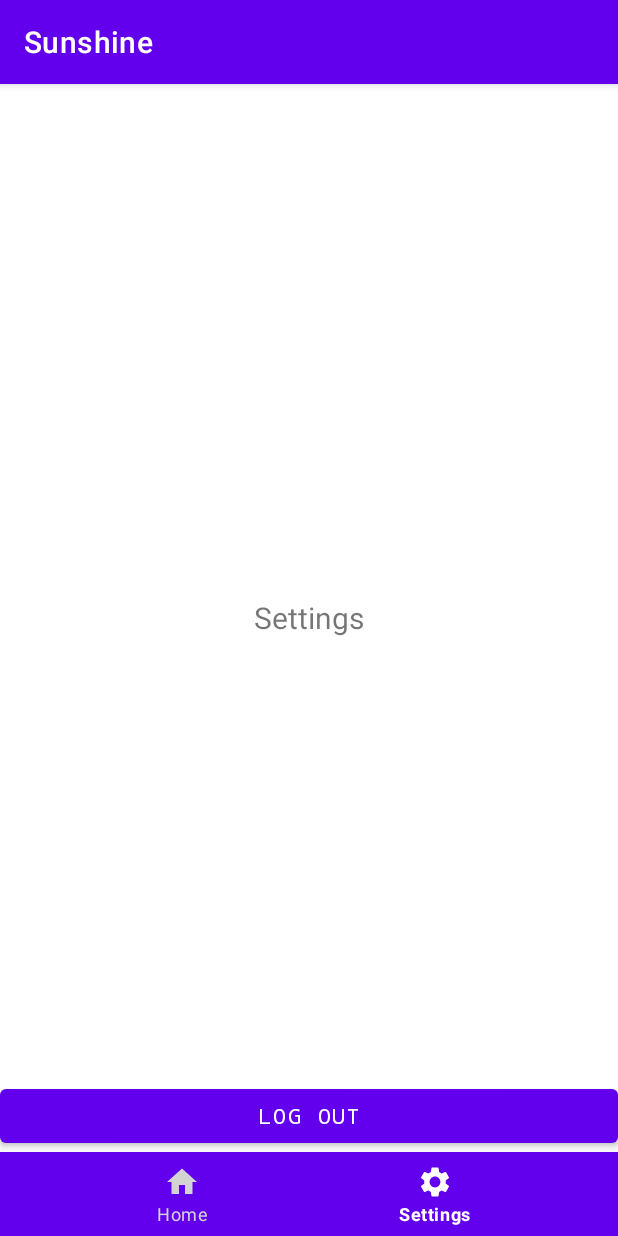
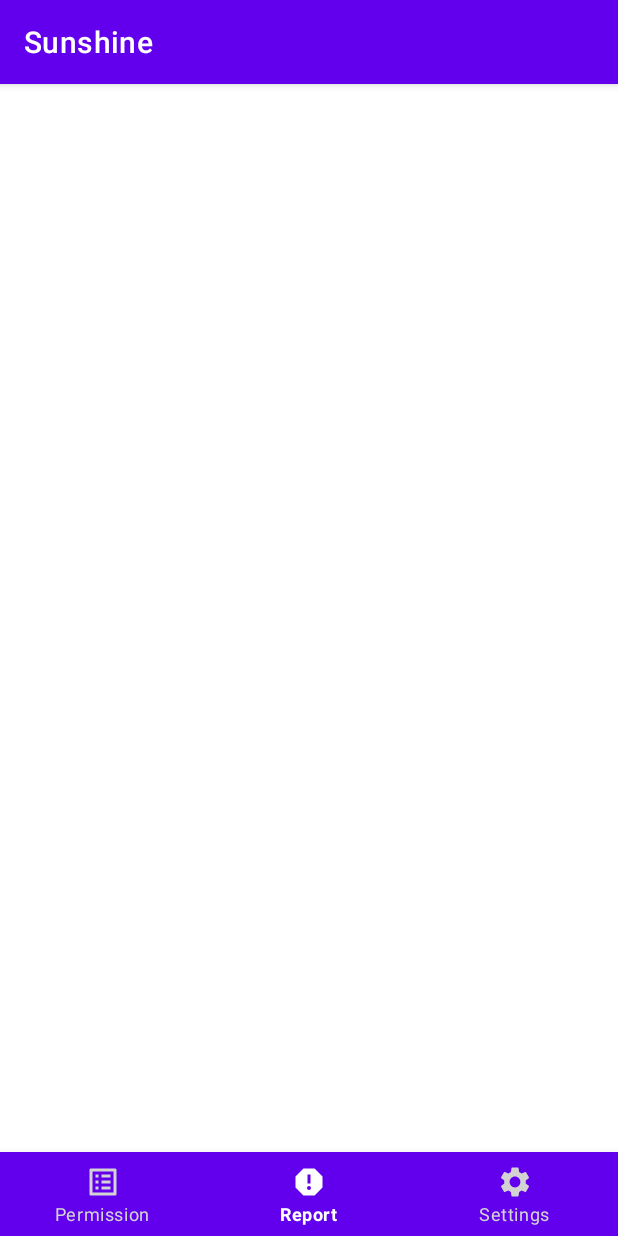
Before and after one commit to tanthokg/CSC13002_Intro2SE, an Android app: the Admin_Main screen opened directly, with no data from a screen before it, item 2 of the bottom bar chosen, on a phone screen of 412 x 824 dp. Run offline under Robolectric (Android 15) with nearby library versions, the light colour scheme and no system bars.

Commit message:
duy_change some bottomnav and button

```diff
--- a/Sunshine/app/src/main/java/com/example/sunshine/admin/Admin_Main.java
+++ b/Sunshine/app/src/main/java/com/example/sunshine/admin/Admin_Main.java
@@ -9,7 +9,6 @@
 
 import com.example.sunshine.R;
 import com.example.sunshine.user.fragment_home;
-import com.example.sunshine.user.fragment_library;
 import com.example.sunshine.user.fragment_settings;
 import com.google.android.material.bottomnavigation.BottomNavigationView;
 
@@ -28,8 +27,11 @@
         nav.setOnItemSelectedListener(item -> {
             Fragment fragment = null;
             switch (item.getItemId()) {
-                case R.id.home_admin:
-                    fragment = new fragment_home();
+                case R.id.permission:
+                    fragment = new fragment_permission();
+                    break;
+                case R.id.report:
+                    fragment = new fragment_report();
                     break;
                 case R.id.settings_admin:
                     fragment = new fragment_settings();
@@ -46,6 +48,6 @@
             return true;
         });
 
-        nav.setSelectedItemId(R.id.home_admin);
+        nav.setSelectedItemId(R.id.permission);
     }
 }
--- a/Sunshine/app/src/main/java/com/example/sunshine/user/fragment_library.java
+++ b/Sunshine/app/src/main/java/com/example/sunshine/admin/fragment_permission.java
@@ -1,4 +1,4 @@
-package com.example.sunshine.user;
+package com.example.sunshine.admin;
 
 import android.os.Bundle;
 import android.view.LayoutInflater;
@@ -8,16 +8,18 @@
 import androidx.annotation.NonNull;
 import androidx.annotation.Nullable;
 import androidx.fragment.app.Fragment;
+
 import com.example.sunshine.R;
 
-public class fragment_library extends Fragment {
-    public fragment_library()
+
+public class fragment_permission extends Fragment {
+    public fragment_permission()
     {
 
     }
     @Nullable
     @Override
     public View onCreateView(@NonNull LayoutInflater inflater, @Nullable ViewGroup container, @Nullable Bundle savedInstanceState) {
-        return inflater.inflate(R.layout.user_fragment_library, container, false);
+        return inflater.inflate(R.layout.admin_fragment_permission, container, false);
     }
 }
--- a/Sunshine/app/src/main/java/com/example/sunshine/admin/fragment_home.java
+++ b/Sunshine/app/src/main/java/com/example/sunshine/admin/fragment_report.java
@@ -11,15 +11,12 @@
 
 import com.example.sunshine.R;
 
+public class fragment_report extends Fragment {
+    public fragment_report() {}
 
-public class fragment_home extends Fragment {
-    public fragment_home()
-    {
-
-    }
     @Nullable
     @Override
     public View onCreateView(@NonNull LayoutInflater inflater, @Nullable ViewGroup container, @Nullable Bundle savedInstanceState) {
-        return inflater.inflate(R.layout.admin_fragment_home, container, false);
+        return inflater.inflate(R.layout.admin_fragment_report, container, false);
     }
 }
--- /dev/null
+++ b/Sunshine/app/src/main/res/drawable/ic_baseline_permission_24.xml
@@ -0,0 +1,10 @@
+<vector xmlns:android="http://schemas.android.com/apk/res/android"
+    android:width="24dp"
+    android:height="24dp"
+    android:viewportWidth="24"
+    android:viewportHeight="24"
+    android:tint="?attr/colorControlNormal">
+  <path
+      android:fillColor="@android:color/white"
+      android:pathData="M19,5v14L5,19L5,5h14m1.1,-2L3.9,3c-0.5,0 -0.9,0.4 -0.9,0.9v16.2c0,0.4 0.4,0.9 0.9,0.9h16.2c0.4,0 0.9,-0.5 0.9,-0.9L21,3.9c0,-0.5 -0.5,-0.9 -0.9,-0.9zM11,7h6v2h-6L11,7zM11,11h6v2h-6v-2zM11,15h6v2h-6zM7,7h2v2L7,9zM7,11h2v2L7,13zM7,15h2v2L7,17z"/>
+</vector>
--- /dev/null
+++ b/Sunshine/app/src/main/res/drawable/ic_baseline_report_24.xml
@@ -0,0 +1,10 @@
+<vector xmlns:android="http://schemas.android.com/apk/res/android"
+    android:width="24dp"
+    android:height="24dp"
+    android:viewportWidth="24"
+    android:viewportHeight="24"
+    android:tint="?attr/colorControlNormal">
+  <path
+      android:fillColor="@android:color/white"
+      android:pathData="M15.73,3L8.27,3L3,8.27v7.46L8.27,21h7.46L21,15.73L21,8.27L15.73,3zM12,17.3c-0.72,0 -1.3,-0.58 -1.3,-1.3 0,-0.72 0.58,-1.3 1.3,-1.3 0.72,0 1.3,0.58 1.3,1.3 0,0.72 -0.58,1.3 -1.3,1.3zM13,13h-2L11,7h2v6z"/>
+</vector>
--- a/Sunshine/app/src/main/res/layout/admin_fragment_home.xml
+++ b/Sunshine/app/src/main/res/layout/admin_fragment_permission.xml
@@ -4,10 +4,10 @@
     android:layout_height="match_parent">
 
     <TextView
-        android:id="@+id/fragment_home_admin"
+        android:id="@+id/fragment_permission"
         android:layout_width="wrap_content"
         android:layout_height="wrap_content"
-        android:text="Admin Home"
+        android:text="Admin Permission"
         android:textSize="20dp"
         android:layout_gravity="center"
         />
--- /dev/null
+++ b/Sunshine/app/src/main/res/layout/admin_fragment_report.xml
@@ -0,0 +1,6 @@
+<?xml version="1.0" encoding="utf-8"?>
+<FrameLayout xmlns:android="http://schemas.android.com/apk/res/android"
+    android:layout_width="match_parent"
+    android:layout_height="match_parent">
+
+</FrameLayout>
--- /dev/null
+++ b/Sunshine/app/src/main/res/layout/user_fragment_notifications.xml
@@ -0,0 +1,6 @@
+<?xml version="1.0" encoding="utf-8"?>
+<FrameLayout xmlns:android="http://schemas.android.com/apk/res/android"
+    android:layout_width="match_parent"
+    android:layout_height="match_parent">
+
+</FrameLayout>
--- a/Sunshine/app/src/main/res/menu/admin_bottom_nav_items.xml
+++ b/Sunshine/app/src/main/res/menu/admin_bottom_nav_items.xml
@@ -1,13 +1,18 @@
 <?xml version="1.0" encoding="utf-8"?>
 <menu xmlns:android="http://schemas.android.com/apk/res/android">
     <item
-        android:id="@+id/home_admin"
-        android:icon="@drawable/ic_baseline_home_24"
-        android:title="Home"
+        android:id="@+id/permission"
+        android:icon="@drawable/ic_baseline_permission_24"
+        android:title="@string/permission"
+        />
+    <item
+        android:id="@+id/report"
+        android:icon="@drawable/ic_baseline_report_24"
+        android:title="@string/report"
         />
     <item
         android:id="@+id/settings_admin"
         android:icon="@drawable/ic_baseline_settings_24"
-        android:title="Settings"
+        android:title="@string/settings"
         />
 </menu>
--- a/Sunshine/app/src/main/res/values/colors.xml
+++ b/Sunshine/app/src/main/res/values/colors.xml
@@ -7,4 +7,5 @@
     <color name="teal_700">#FF018786</color>
     <color name="black">#FF000000</color>
     <color name="white">#FFFFFFFF</color>
+    <color name="red">#ED1414</color>
 </resources>
--- a/Sunshine/app/src/main/res/values/strings.xml
+++ b/Sunshine/app/src/main/res/values/strings.xml
@@ -1,3 +1,10 @@
 <resources>
     <string name="app_name">Sunshine</string>
+    <string name="home">Home</string>
+    <string name="categories">Categories</string>
+    <string name="notifications">Notifications</string>
+    <string name="settings">Settings</string>
+    <string name="logout">LOG OUT</string>
+    <string name="permission">Permission</string>
+    <string name="report">Report</string>
 </resources>
```
Also changed, not shown: Sunshine/app/src/main/java/com/example/sunshine/user/User_Main.java (+5 -4 lines), Sunshine/app/src/main/java/com/example/sunshine/user/fragment_categories.java (added, +23 -0 lines), Sunshine/app/src/main/java/com/example/sunshine/user/fragment_notifications.java (added, +22 -0 lines), Sunshine/app/src/main/res/drawable/ic_baseline_logout_24.xml (added, +10 -0 lines), Sunshine/app/src/main/res/drawable/ic_baseline_notifications_24.xml (added, +10 -0 lines), Sunshine/app/src/main/res/layout/admin_fragment_settings.xml (+12 -3 lines), Sunshine/app/src/main/res/layout/user_fragment_settings.xml (+12 -3 lines), Sunshine/app/src/main/res/menu/user_bottom_nav_items.xml (+9 -4 lines), Sunshine/app/src/main/res/layout/user_fragment_categories.xml (renamed from Sunshine/app/src/main/res/layout/user_fragment_library.xml).
